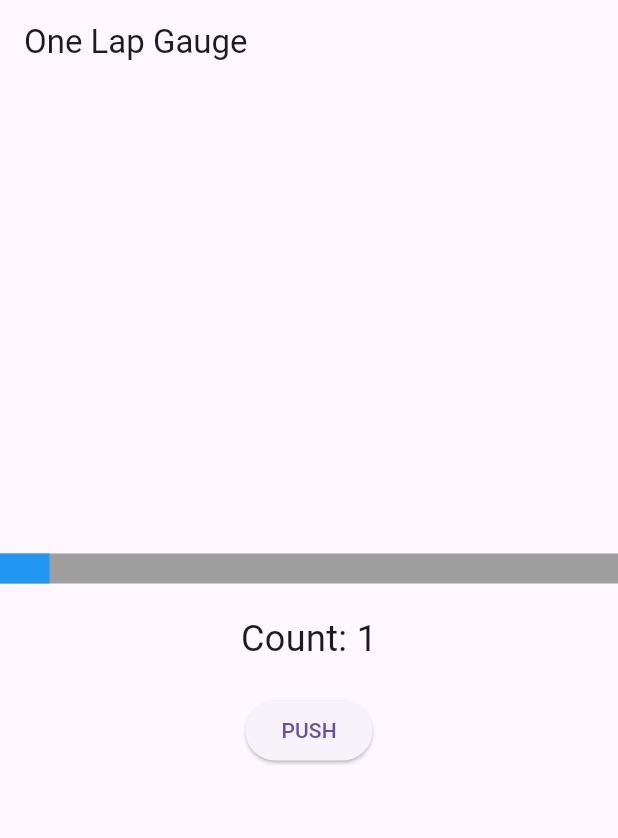
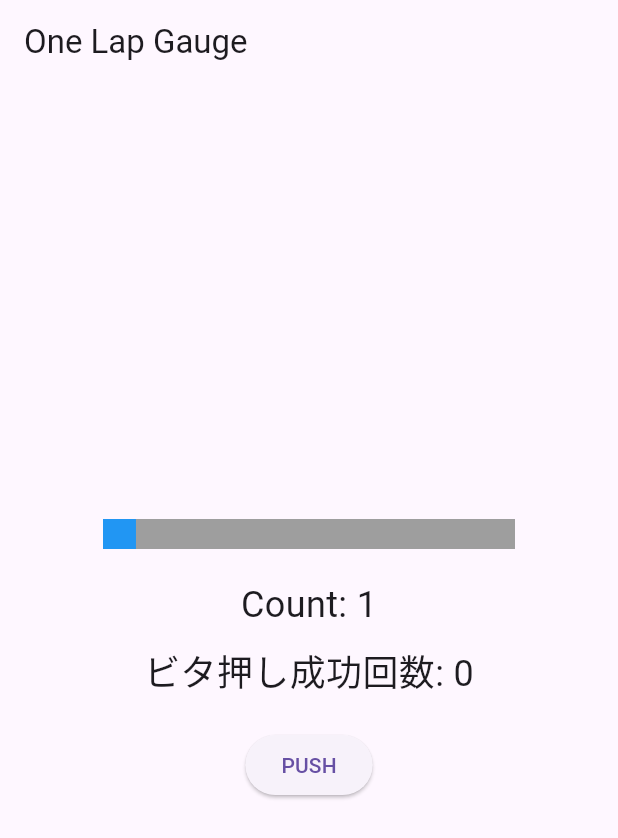
Before and after one commit to 432ihsoh/Bitabita, a Flutter app: the screen it shows after launch, after a tap on "PUSH", on a phone screen of 412 x 824 dp. Shown: the top 838 px of the screen. Run offline on Flutter 3.47's test engine with Material 3 defaults, Android fonts, the phone set to English and light mode, and no system bars.

Commit message:
ビタ押し成功回数をカウントする機能の追加

```diff
--- a/slot_machine/lib/One_lap_gauge.dart
+++ b/slot_machine/lib/One_lap_gauge.dart
@@ -12,7 +12,9 @@ class _OneLapGaugeState extends State<OneLapGauge>
     with SingleTickerProviderStateMixin {
   late AnimationController _controller;
   int _count = 0;
+  int _vitaCount = 0;
   final FocusNode _focusNode = FocusNode();
+  bool _isInTimingWindow = false;
 
   @override
   void initState() {
@@ -20,7 +22,9 @@ class _OneLapGaugeState extends State<OneLapGauge>
     _controller = AnimationController(
       duration: const Duration(milliseconds: 750),
       vsync: this,
-    )..repeat();
+    )
+      ..addListener(_updateTimingWindow)
+      ..repeat();
   }
 
   @override
@@ -41,6 +45,16 @@ class _OneLapGaugeState extends State<OneLapGauge>
   void _incrementCounter() {
     setState(() {
       _count++;
+      if (_isInTimingWindow) {
+        _vitaCount++;
+      }
+    });
+  }
+
+  void _updateTimingWindow() {
+    double gaugeValue = _controller.value;
+    setState(() {
+      _isInTimingWindow = (gaugeValue >= 0.721 && gaugeValue <= 0.75);
     });
   }
 
@@ -52,7 +66,9 @@ class _OneLapGaugeState extends State<OneLapGauge>
       child: Column(
         mainAxisAlignment: MainAxisAlignment.center,
         children: [
-          AnimatedBuilder(
+          FractionallySizedBox(
+            widthFactor: 2 / 3,
+            child: AnimatedBuilder(
               animation: _controller,
               builder: (context, child) {
                 return SizedBox(
@@ -60,14 +76,21 @@ class _OneLapGaugeState extends State<OneLapGauge>
                   child: LinearProgressIndicator(
                     value: _controller.value,
                     backgroundColor: Colors.grey,
-                  valueColor: const AlwaysStoppedAnimation<Color>(Colors.blue),
+                    valueColor:
+                        const AlwaysStoppedAnimation<Color>(Colors.blue),
                   ),
                 );
               },
             ),
+          ),
           const SizedBox(height: 20),
           Text(
             'Count: $_count',
+            style: const TextStyle(fontSize: 24),
+          ),
+          const SizedBox(height: 10),
+          Text(
+            'ビタ押し成功回数: $_vitaCount',
             style: const TextStyle(fontSize: 24),
           ),
           const SizedBox(height: 20),
```
Lines whose indentation alone changed are shown as unchanged.
